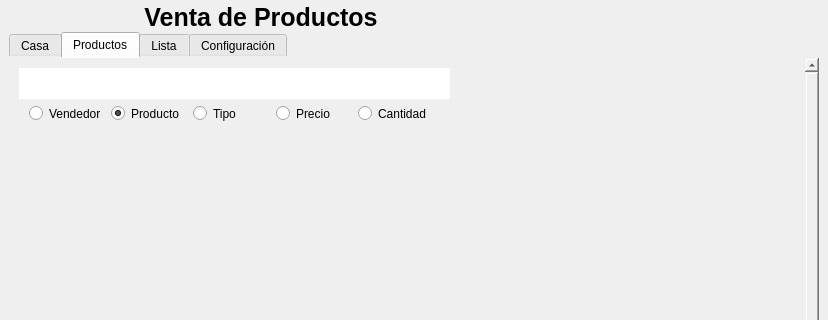
Before: the Qt Designer form GUI/MenuPrin.ui in Skop-22/App_PuntoDe_Venta_Pyside6, drawn with Qt 5; both pictures show x 0 to 828 and y 0 to 320 of the 828 by 613 pixel window.
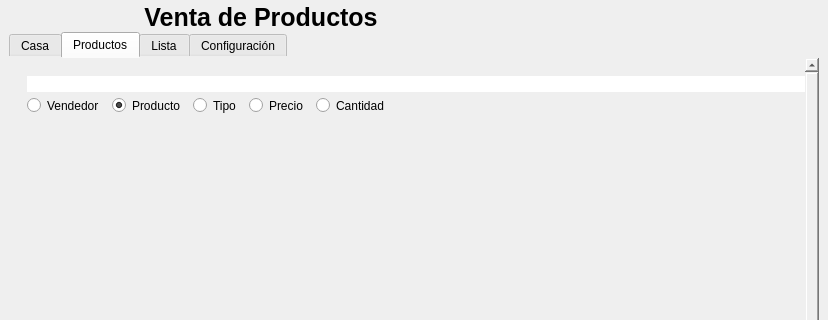
After: the same form once the commit is applied. The open tabs and pages were chosen to show the change. Icons and pictures are not drawn.

Commit message: Configuración de widget_producto  Changes to be committed: 	modified:   DataBase/BaseDeDatos.db 	modified:   GUI/MenuPrin.ui 	modified:   GUI/ui_MenuPrin.py 	modified:   main.py

The edit to the form file:
```diff
--- a/GUI/MenuPrin.ui
+++ b/GUI/MenuPrin.ui
@@ -596,37 +596,18 @@
                      <property name="frameShadow">
                       <enum>QFrame::Raised</enum>
                      </property>
-                     <widget class="QLineEdit" name="lineEdit">
-                      <property name="geometry">
-                       <rect>
-                        <x>10</x>
-                        <y>10</y>
-                        <width>431</width>
-                        <height>31</height>
-                       </rect>
-                      </property>
-                      <property name="text">
-                       <string/>
-                      </property>
-                      <property name="placeholderText">
-                       <string/>
-                      </property>
-                      <property name="cursorMoveStyle">
-                       <enum>Qt::VisualMoveStyle</enum>
-                      </property>
-                      <property name="clearButtonEnabled">
-                       <bool>true</bool>
-                      </property>
-                     </widget>
+                     <layout class="QGridLayout" name="gridLayout_21">
+                      <item row="0" column="0">
+                       <widget class="QFrame" name="frame_5">
+                        <property name="frameShape">
+                         <enum>QFrame::Shape::StyledPanel</enum>
+                        </property>
+                        <property name="frameShadow">
+                         <enum>QFrame::Shadow::Raised</enum>
+                        </property>
+                        <layout class="QGridLayout" name="gridLayout_22">
+                         <item row="1" column="0" alignment="Qt::AlignmentFlag::AlignLeft|Qt::AlignmentFlag::AlignTop">
                      <widget class="QGroupBox" name="groupBox">
-                      <property name="geometry">
-                       <rect>
-                        <x>20</x>
-                        <y>40</y>
-                        <width>411</width>
-                        <height>31</height>
-                       </rect>
-                      </property>
                       <property name="title">
                        <string/>
                       </property>
@@ -643,10 +624,20 @@
                        <property name="bottomMargin">
                         <number>0</number>
                        </property>
-                       <property name="spacing">
+                            <property name="horizontalSpacing">
+                             <number>12</number>
+                            </property>
+                            <property name="verticalSpacing">
                         <number>0</number>
                        </property>
-                       <item row="0" column="1">
+                            <item row="2" column="2">
+                             <widget class="QRadioButton" name="radioButton_5">
+                              <property name="text">
+                               <string>Tipo</string>
+                              </property>
+                             </widget>
+                            </item>
+                            <item row="2" column="1">
                         <widget class="QRadioButton" name="radioButton">
                          <property name="text">
                           <string>Producto</string>
@@ -656,28 +647,21 @@
                          </property>
                         </widget>
                        </item>
-                       <item row="0" column="2">
-                        <widget class="QRadioButton" name="radioButton_5">
+                            <item row="2" column="4">
+                             <widget class="QRadioButton" name="radioButton_3">
                          <property name="text">
-                          <string>Tipo</string>
+                               <string>Precio</string>
                          </property>
                         </widget>
                        </item>
-                       <item row="0" column="0">
+                            <item row="2" column="0">
                         <widget class="QRadioButton" name="radioButton_2">
                          <property name="text">
                           <string>Vendedor</string>
                          </property>
                         </widget>
                        </item>
-                       <item row="0" column="4">
-                        <widget class="QRadioButton" name="radioButton_3">
-                         <property name="text">
-                          <string>Precio</string>
-                         </property>
-                        </widget>
-                       </item>
-                       <item row="0" column="5">
+                            <item row="2" column="5">
                         <widget class="QRadioButton" name="radioButton_4">
                          <property name="text">
                           <string>Cantidad</string>
@@ -686,6 +670,63 @@
                        </item>
                       </layout>
                      </widget>
+                         </item>
+                         <item row="0" column="0">
+                          <widget class="QLineEdit" name="lineEdit">
+                           <property name="text">
+                            <string/>
+                           </property>
+                           <property name="placeholderText">
+                            <string/>
+                           </property>
+                           <property name="cursorMoveStyle">
+                            <enum>Qt::CursorMoveStyle::VisualMoveStyle</enum>
+                           </property>
+                           <property name="clearButtonEnabled">
+                            <bool>true</bool>
+                           </property>
+                          </widget>
+                         </item>
+                         <item row="2" column="0">
+                          <widget class="QFrame" name="frame_7">
+                           <property name="sizePolicy">
+                            <sizepolicy hsizetype="Expanding" vsizetype="Expanding">
+                             <horstretch>0</horstretch>
+                             <verstretch>0</verstretch>
+                            </sizepolicy>
+                           </property>
+                           <property name="frameShape">
+                            <enum>QFrame::Shape::StyledPanel</enum>
+                           </property>
+                           <property name="frameShadow">
+                            <enum>QFrame::Shadow::Raised</enum>
+                           </property>
+                           <layout class="QGridLayout" name="gridLayout_25">
+                            <property name="leftMargin">
+                             <number>0</number>
+                            </property>
+                            <property name="topMargin">
+                             <number>0</number>
+                            </property>
+                            <property name="rightMargin">
+                             <number>0</number>
+                            </property>
+                            <property name="bottomMargin">
+                             <number>0</number>
+                            </property>
+                            <property name="spacing">
+                             <number>0</number>
+                            </property>
+                            <item row="0" column="0">
+                             <layout class="QGridLayout" name="gridLayout_24"/>
+                            </item>
+                           </layout>
+                          </widget>
+                         </item>
+                        </layout>
+                       </widget>
+                      </item>
+                     </layout>
                     </widget>
                    </item>
                   </layout>
```
Left out of the diff: 117 changed lines with no effect on the pictures. Lines whose indentation alone changed are shown as unchanged. The commit also changes 3 other files.
